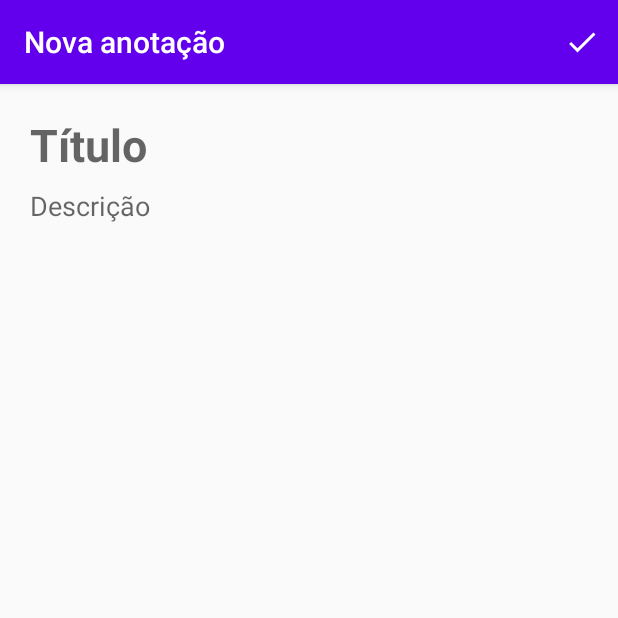
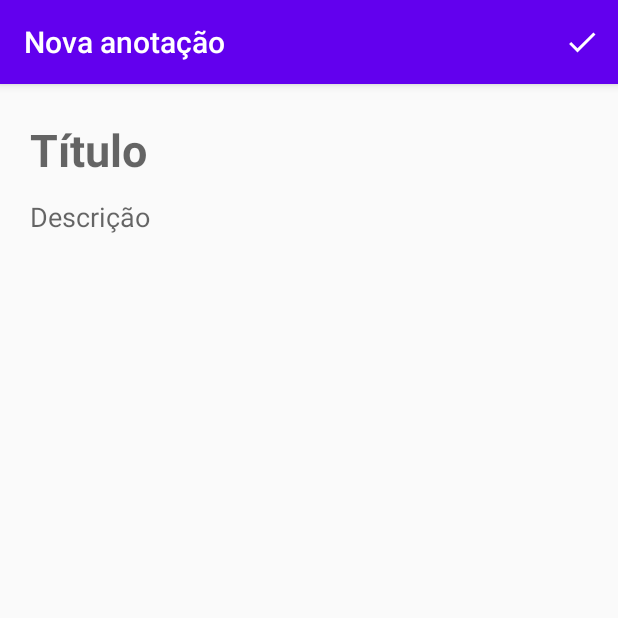
Before and after one commit to A-Pass-Studies/alura-formacaoandroid-p03-ceep, an Android app: the NoteFormActivity screen opened directly, with no data from a screen before it, on a phone screen of 412 x 824 dp, the top half of it. Run offline under Robolectric (Android 15) with nearby library versions, the phone set to English and light mode, and no system bars.

```diff
--- a/app/src/main/java/apass/estudos/alura/trainingandroid/project03ceep/dao/NoteDao.java
+++ b/app/src/main/java/apass/estudos/alura/trainingandroid/project03ceep/dao/NoteDao.java
@@ -36,7 +36,7 @@ public class NoteDao {
     }
 
     public void mock() {
-        for (Integer i = 0; i < 10; i++) {
+        for (int i = 0; i < 10; i++) {
             int n = i + 1;
             insert(new Note("Nota de número " + n, "Descrição" + n + " descrição" + n + " descrição " + n));
         }
--- a/app/src/main/java/apass/estudos/alura/trainingandroid/project03ceep/ui/note/list/NotesListAdapter.java
+++ b/app/src/main/java/apass/estudos/alura/trainingandroid/project03ceep/ui/note/list/NotesListAdapter.java
@@ -39,7 +39,7 @@ public final class NotesListAdapter extends RecyclerView.Adapter<NotesListAdapte
 
     @Override
     public void onBindViewHolder(@NonNull NotesViewHolder holder, int position) {
-        holder.bind(notes.get(position), position);
+        holder.bind(notes.get(position));
     }
 
     @Override
@@ -82,7 +82,7 @@ public final class NotesListAdapter extends RecyclerView.Adapter<NotesListAdapte
             view.setOnClickListener(v -> onNoteClickListener.OnNoteClick(note, getAbsoluteAdapterPosition()));
         }
 
-        void bind(@NonNull final Note note, final int position) {
+        void bind(@NonNull final Note note) {
             this.note = note;
 
             titleTv.setText(this.note.getTitle());
--- a/app/src/main/res/layout/activity_note_form.xml
+++ b/app/src/main/res/layout/activity_note_form.xml
@@ -11,11 +11,15 @@
         android:layout_margin="20dp"
         android:background="@android:color/transparent"
         android:hint="@string/title_hint"
+        android:minHeight="48dp"
         android:textSize="30sp"
         android:textStyle="bold"
         app:layout_constraintEnd_toEndOf="parent"
         app:layout_constraintStart_toStartOf="parent"
-        app:layout_constraintTop_toTopOf="parent" />
+        app:layout_constraintTop_toTopOf="parent"
+        app:layout_constraintWidth_max="488dp"
+        android:importantForAutofill="no"
+        android:inputType="text"/>
 
     <EditText
         android:id="@+id/activity_note_form_description_et"
@@ -29,6 +33,8 @@
         app:layout_constraintBottom_toBottomOf="parent"
         app:layout_constraintEnd_toEndOf="@id/activity_note_form_title_et"
         app:layout_constraintStart_toStartOf="@id/activity_note_form_title_et"
-        app:layout_constraintTop_toBottomOf="@id/activity_note_form_title_et" />
+        app:layout_constraintTop_toBottomOf="@id/activity_note_form_title_et"
+        android:inputType="text"
+        android:importantForAutofill="no" />
 
 </androidx.constraintlayout.widget.ConstraintLayout>
--- a/app/src/main/res/values/strings.xml
+++ b/app/src/main/res/values/strings.xml
@@ -3,7 +3,6 @@
     <string name="actionbar_title_note_list">Anotações</string>
     <string name="actionbar_title_create_note">Nova anotação</string>
     <string name="insert_note">Inserir uma nota</string>
-    <string name="title_activity_create_note">CreateNoteActivity</string>
     <string name="title_hint">Título</string>
     <string name="description_hint">Descrição</string>
     <string name="menu_save">Salvar</string>
```
Also changed, not shown: app/src/main/java/apass/estudos/alura/trainingandroid/project03ceep/ui/note/list/NotesListActivity.java (+1 -7 lines).
